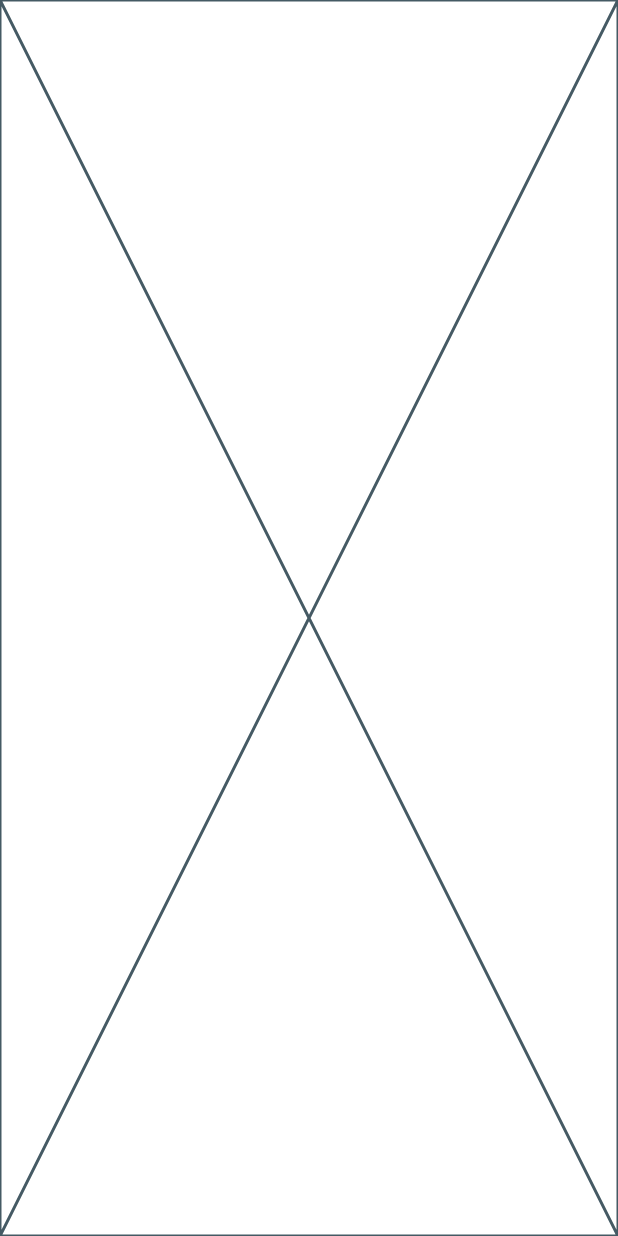
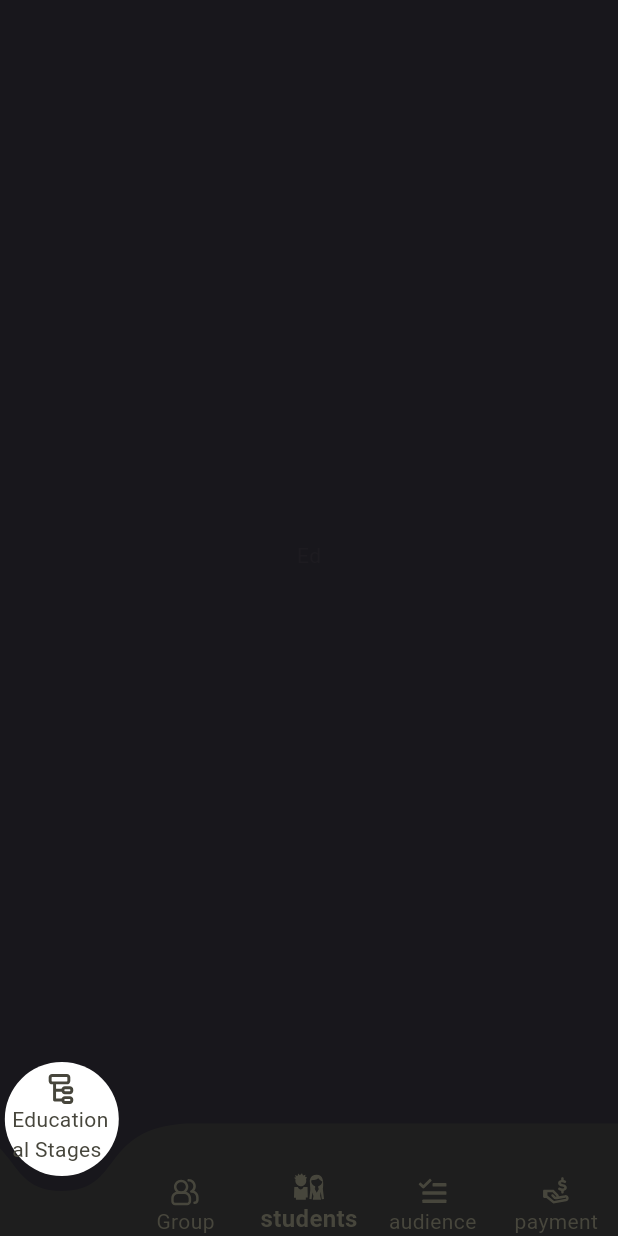
Before and after one commit to Fadyemil/Drosak_App, a Flutter app: the screen it shows after launch, on a phone screen of 412 x 824 dp. Run offline on Flutter 3.47's test engine with Material 3 defaults, Android fonts, the phone set to English and light mode, and no system bars; drawn by our look-alikes of curved_navigation_bar; our stand-ins replace flutter_bloc, flutter_svg.

Commit message:
add All for       bottomNavigationBar: CurvedNavigationBar(

```diff
--- /dev/null
+++ b/lib/business_logic_layer/cubit/select_page_cubit.dart
@@ -0,0 +1,10 @@
+import 'package:drosak/business_logic_layer/cubit/select_page_state.dart';
+import 'package:flutter_bloc/flutter_bloc.dart';
+
+class SelectPageCubit extends Cubit<SelectPageState> {
+  SelectPageCubit() : super(SelectPageState(index: 0));
+
+  void chage({required int index}) {
+    emit(SelectPageInitial(index: index));
+  }
+}
--- /dev/null
+++ b/lib/business_logic_layer/cubit/select_page_state.dart
@@ -0,0 +1,9 @@
+class SelectPageState {
+  int index;
+  SelectPageState({required this.index});
+}
+
+class SelectPageInitial extends SelectPageState {
+  final int index;
+  SelectPageInitial({required this.index}) : super(index: index);
+}
--- /dev/null
+++ b/lib/core/const/color_const.dart
@@ -0,0 +1,10 @@
+import 'dart:ui';
+
+class ColorConst {
+  static const Color kBlackColor = Color(0xff18171C);
+  static const Color kPrimaryColor = Color(0xff8012DC);
+  static const Color kWhiteColor = Color(0xffffffff);
+  static const Color kBlackLight = Color(0xff1E1E1E);
+  static const Color kGreyLight = Color(0xff47463C);
+  static const Color kGrey1 = Color(0xff47463C);
+}
--- a/lib/main.dart
+++ b/lib/main.dart
@@ -1,4 +1,9 @@
+import 'package:drosak/business_logic_layer/cubit/select_page_cubit.dart';
+import 'package:drosak/core/const/color_const.dart';
+import 'package:drosak/presentation_layer/screen/appPage.dart';
+// import 'package:drosak/presentation_layer/screen/home_app_screen.dart';
 import 'package:flutter/material.dart';
+import 'package:flutter_bloc/flutter_bloc.dart';
 
 void main() {
   runApp(const MyApp());
@@ -9,23 +14,24 @@ class MyApp extends StatelessWidget {
 
   @override
   Widget build(BuildContext context) {
-    return MaterialApp(
-      title: 'Flutter Demo',
-      theme: ThemeData(
-
-        colorScheme: ColorScheme.fromSeed(seedColor: Colors.deepPurple),
-        useMaterial3: true,
+    return MultiBlocProvider(
+      providers: [
+        BlocProvider(
+          create: (context) => SelectPageCubit(),
+        ),
+      ],
+      child: MaterialApp(
+        title: 'Flutter Demo',
+        theme: ThemeData(
+          scaffoldBackgroundColor: ColorConst.kBlackColor,
+          appBarTheme: AppBarTheme(
+            color: ColorConst.kPrimaryColor,
+          ),
+          colorScheme: ColorScheme.fromSeed(seedColor: Colors.deepPurple),
+          useMaterial3: true,
+        ),
+        home: const ApplicationPage(),
       ),
-      home: const MyHomePage(),
     );
   }
 }
-
-class MyHomePage extends StatelessWidget {
-  const MyHomePage({super.key});
-
-  @override
-  Widget build(BuildContext context) {
-    return const Placeholder();
-  }
-}
--- /dev/null
+++ b/lib/presentation_layer/screen/appPage.dart
@@ -0,0 +1,39 @@
+import 'package:drosak/business_logic_layer/cubit/select_page_cubit.dart';
+import 'package:drosak/business_logic_layer/cubit/select_page_state.dart';
+import 'package:drosak/presentation_layer/widget/home_widget/botton_navigi_bar.dart';
+import 'package:drosak/presentation_layer/widget/home_widget/get_page.dart';
+import 'package:flutter/material.dart';
+import 'package:flutter_bloc/flutter_bloc.dart';
+
+class ApplicationPage extends StatelessWidget {
+  const ApplicationPage({super.key});
+
+  @override
+  Widget build(BuildContext context) {
+    return SafeArea(
+      child: BlocBuilder<SelectPageCubit, SelectPageState>(
+        builder: (context, state) {
+          return Scaffold(
+            body: getPage((state.index)),
+            bottomNavigationBar: Container(
+              width: 430,
+              height: 83,
+              decoration: const BoxDecoration(
+                borderRadius: BorderRadius.only(
+                  topLeft: Radius.circular(20),
+                  topRight: Radius.circular(20),
+                ),
+              ),
+              child: bottonNavigiBar(
+                selectedIndex: state.index,
+                onItemTapped: (int x) {
+                  BlocProvider.of<SelectPageCubit>(context).chage(index: x);
+                },
+              ),
+            ),
+          );
+        },
+      ),
+    );
+  }
+}
--- /dev/null
+++ b/lib/presentation_layer/screen/audience_screen.dart
@@ -0,0 +1,11 @@
+import 'package:flutter/material.dart';
+import 'package:flutter/widgets.dart';
+
+class AudienceScreen extends StatelessWidget {
+  const AudienceScreen({super.key});
+
+  @override
+  Widget build(BuildContext context) {
+    return Scaffold(body: Center(child: Text('Audience')));
+  }
+}
--- /dev/null
+++ b/lib/presentation_layer/screen/educational_stages.dart
@@ -0,0 +1,15 @@
+import 'package:flutter/material.dart';
+import 'package:flutter/widgets.dart';
+
+class EducationalStages extends StatelessWidget {
+  const EducationalStages({super.key});
+
+  @override
+  Widget build(BuildContext context) {
+    return Scaffold(
+      body: Center(
+        child: Text('Ed'),
+      ),
+    );
+  }
+}
--- /dev/null
+++ b/lib/presentation_layer/screen/group_screen.dart
@@ -0,0 +1,14 @@
+import 'package:flutter/material.dart';
+
+class GroupScreen extends StatelessWidget {
+  const GroupScreen({super.key});
+
+  @override
+  Widget build(BuildContext context) {
+    return Scaffold(
+      body: Center(
+        child: Text('GroupScreen'),
+      ),
+    );
+  }
+}
--- /dev/null
+++ b/lib/presentation_layer/screen/payment_screen.dart
@@ -0,0 +1,12 @@
+import 'package:flutter/material.dart';
+
+class PaymentScreen extends StatelessWidget {
+  const PaymentScreen({super.key});
+
+  @override
+  Widget build(BuildContext context) {
+    return Scaffold(
+      body: Center(child: Text('payment_icon'),),
+    );
+  }
+}
--- /dev/null
+++ b/lib/presentation_layer/screen/students.dart
@@ -0,0 +1,14 @@
+import 'package:flutter/material.dart';
+
+class StudentsScreen extends StatelessWidget {
+  const StudentsScreen({super.key});
+
+  @override
+  Widget build(BuildContext context) {
+    return Scaffold(
+      body: Center(
+        child: Text('students'),
+      ),
+    );
+  }
+}
--- /dev/null
+++ b/lib/presentation_layer/widget/home_widget/botton_navigi_bar.dart
@@ -0,0 +1,93 @@
+import 'package:curved_navigation_bar/curved_navigation_bar.dart';
+// import 'package:drosak/business_logic_layer/cubit/select_page_cubit.dart';
+import 'package:drosak/core/const/color_const.dart';
+import 'package:flutter/material.dart';
+// import 'package:flutter_bloc/flutter_bloc.dart';
+import 'package:flutter_svg/flutter_svg.dart';
+
+class bottonNavigiBar extends StatefulWidget {
+  const bottonNavigiBar(
+      {super.key, required this.onItemTapped, required this.selectedIndex});
+
+  @override
+  State<bottonNavigiBar> createState() => _bottonNavigiBarState();
+  final void Function(int) onItemTapped;
+  final int selectedIndex;
+}
+
+class _bottonNavigiBarState extends State<bottonNavigiBar> {
+  @override
+  Widget build(BuildContext context) {
+    return Scaffold(
+      backgroundColor: ColorConst.kBlackColor,
+      bottomNavigationBar: CurvedNavigationBar(
+        backgroundColor: ColorConst.kBlackColor,
+        color: ColorConst.kBlackLight,
+        buttonBackgroundColor: ColorConst.kWhiteColor,
+        onTap: widget.onItemTapped,
+        letIndexChange: (index) => true,
+        items: [
+          Column(
+            crossAxisAlignment: CrossAxisAlignment.center,
+            mainAxisAlignment: MainAxisAlignment.end,
+            children: [
+              SvgPicture.asset('assets/images/educational_stages.svg'),
+              Text(
+                'Educational Stages',
+                style: TextStyle(color: Color(0xff47463C)),
+              )
+            ],
+          ),
+          Column(
+            crossAxisAlignment: CrossAxisAlignment.center,
+            mainAxisAlignment: MainAxisAlignment.end,
+            children: [
+              SvgPicture.asset('assets/images/Group.svg'),
+              Text(
+                'Group',
+                style: TextStyle(color: Color(0xff47463C)),
+              )
+            ],
+          ),
+          Column(
+            crossAxisAlignment: CrossAxisAlignment.center,
+            mainAxisAlignment: MainAxisAlignment.end,
+            children: [
+              SvgPicture.asset('assets/images/students.svg'),
+              Text(
+                'students',
+                style: TextStyle(
+                  color: Color(0xff47463C),
+                  fontWeight: FontWeight.bold,
+                  fontSize: 16.0,
+                ),
+              )
+            ],
+          ),
+          Column(
+            crossAxisAlignment: CrossAxisAlignment.center,
+            mainAxisAlignment: MainAxisAlignment.end,
+            children: [
+              SvgPicture.asset('assets/images/audience.svg'),
+              Text(
+                'audience',
+                style: TextStyle(color: Color(0xff47463C)),
+              )
+            ],
+          ),
+          Column(
+            crossAxisAlignment: CrossAxisAlignment.center,
+            mainAxisAlignment: MainAxisAlignment.end,
+            children: [
+              SvgPicture.asset('assets/images/payment_icon.svg'),
+              Text(
+                'payment',
+                style: TextStyle(color: Color(0xff47463C)),
+              )
+            ],
+          ),
+        ],
+      ),
+    );
+  }
+}
--- /dev/null
+++ b/lib/presentation_layer/widget/home_widget/get_page.dart
@@ -0,0 +1,23 @@
+import 'package:drosak/presentation_layer/screen/audience_screen.dart';
+import 'package:drosak/presentation_layer/screen/educational_stages.dart';
+import 'package:drosak/presentation_layer/screen/group_screen.dart';
+import 'package:drosak/presentation_layer/screen/payment_screen.dart';
+import 'package:drosak/presentation_layer/screen/students.dart';
+import 'package:flutter/material.dart';
+
+Widget getPage(int index) {
+  switch (index) {
+    case 0:
+      return EducationalStages();
+    case 1:
+      return GroupScreen();
+    case 2:
+      return StudentsScreen();
+    case 3:
+      return AudienceScreen();
+    case 4:
+      return PaymentScreen();
+    default:
+      return Container();
+  }
+}
```
Also changed, not shown: pubspec.yaml (+11 -13 lines), assets/images/payment_icon.svg, pubspec.lock, 1 other file.
